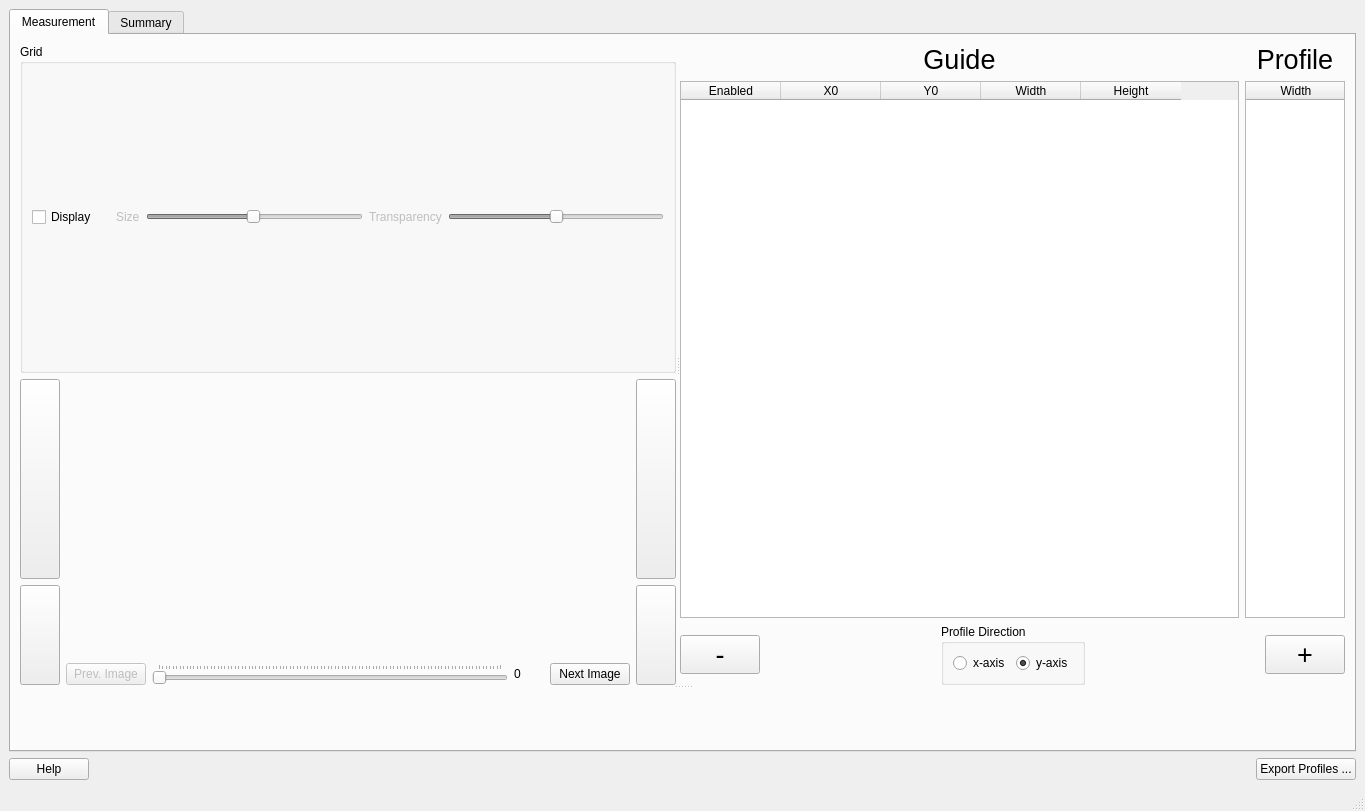
Above: ui/ui_profile.ui from neutronimaging/python_notebooks before the change. Below: the same form after it.
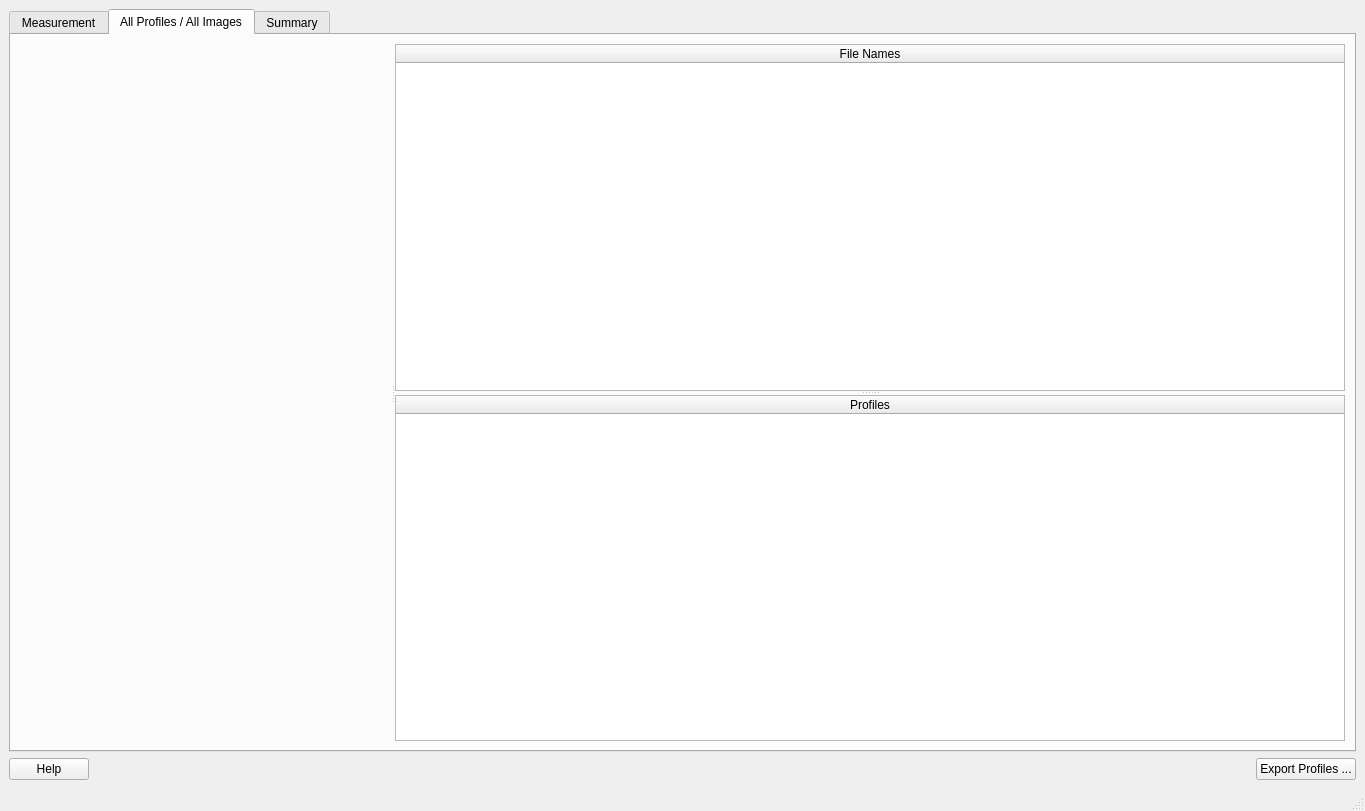
That is the form after the change.

Commit message: Added new tab for all plots (all files and all profiles)

Patch:
```diff
--- a/ui/ui_profile.ui
+++ b/ui/ui_profile.ui
@@ -27,7 +27,7 @@
     <item>
      <widget class="QTabWidget" name="tabWidget">
       <property name="currentIndex">
-       <number>0</number>
+       <number>1</number>
       </property>
       <widget class="QWidget" name="tab">
        <attribute name="title">
@@ -394,7 +394,7 @@
                   <enum>QAbstractItemView::SelectRows</enum>
                  </property>
                  <attribute name="horizontalHeaderVisible">
-                  <bool>true</bool>
+                  <bool>false</bool>
                  </attribute>
                  <attribute name="verticalHeaderVisible">
                   <bool>false</bool>
@@ -499,6 +499,70 @@
         </item>
        </layout>
       </widget>
+      <widget class="QWidget" name="tab_3">
+       <attribute name="title">
+        <string>All Profiles / All Images</string>
+       </attribute>
+       <layout class="QHBoxLayout" name="horizontalLayout_8">
+        <item>
+         <widget class="QSplitter" name="all_plots_hori_splitter">
+          <property name="orientation">
+           <enum>Qt::Horizontal</enum>
+          </property>
+          <widget class="QWidget" name="all_plots_widget" native="true"/>
+          <widget class="QSplitter" name="all_plots_verti_splitter">
+           <property name="orientation">
+            <enum>Qt::Vertical</enum>
+           </property>
+           <widget class="QTableWidget" name="all_plots_file_name_table">
+            <property name="alternatingRowColors">
+             <bool>true</bool>
+            </property>
+            <property name="selectionMode">
+             <enum>QAbstractItemView::MultiSelection</enum>
+            </property>
+            <property name="selectionBehavior">
+             <enum>QAbstractItemView::SelectRows</enum>
+            </property>
+            <attribute name="horizontalHeaderStretchLastSection">
+             <bool>true</bool>
+            </attribute>
+            <attribute name="verticalHeaderStretchLastSection">
+             <bool>false</bool>
+            </attribute>
+            <column>
+             <property name="text">
+              <string>File Names</string>
+             </property>
+            </column>
+           </widget>
+           <widget class="QTableWidget" name="all_plots_profiles_table">
+            <property name="alternatingRowColors">
+             <bool>true</bool>
+            </property>
+            <property name="selectionMode">
+             <enum>QAbstractItemView::MultiSelection</enum>
+            </property>
+            <property name="selectionBehavior">
+             <enum>QAbstractItemView::SelectRows</enum>
+            </property>
+            <attribute name="horizontalHeaderStretchLastSection">
+             <bool>true</bool>
+            </attribute>
+            <attribute name="verticalHeaderStretchLastSection">
+             <bool>false</bool>
+            </attribute>
+            <column>
+             <property name="text">
+              <string>Profiles</string>
+             </property>
+            </column>
+           </widget>
+          </widget>
+         </widget>
+        </item>
+       </layout>
+      </widget>
       <widget class="QWidget" name="tab_2">
        <attribute name="title">
         <string>Summary</string>
```
The commit also changes 3 other files.
